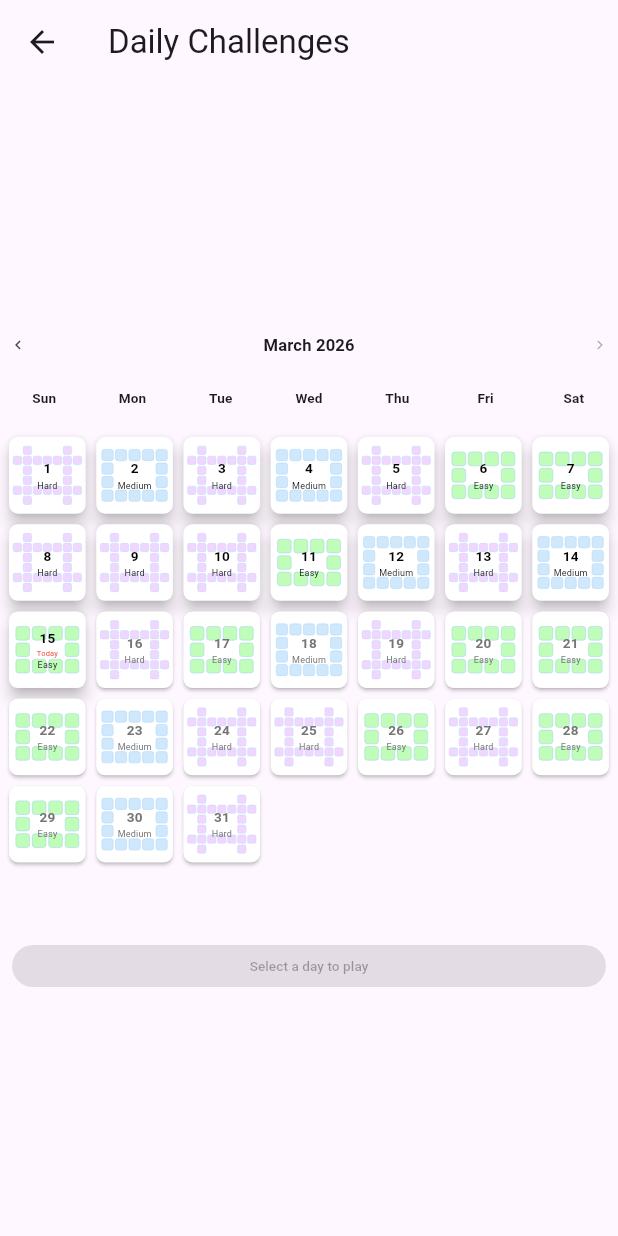
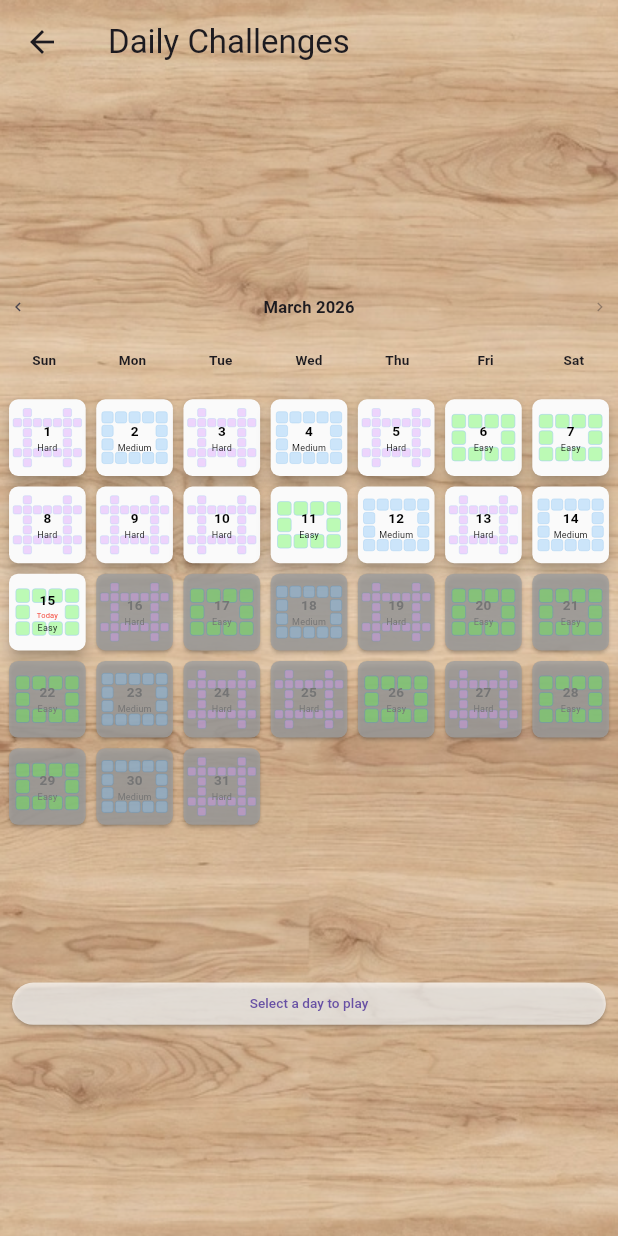
Before and after one commit to irrationalBear/SqwordleX, a Flutter app: the DailyChallengeScreen screen opened directly, on a phone screen of 412 x 824 dp. Run offline on Flutter 3.47's test engine with Material 3 defaults, Android fonts, the phone set to English and light mode, and no system bars; our stand-ins replace flutter_svg, shared_preferences; accounts and stored records are empty.

Commit message:
Added background texture, fixed button styling and app bar styling to go with it.

```diff
--- a/lib/screens/daily_challenge_screen.dart
+++ b/lib/screens/daily_challenge_screen.dart
@@ -3,6 +3,7 @@ import 'dart:math';
 import 'package:flutter/material.dart';
 import 'package:flutter_svg/flutter_svg.dart';
 import 'package:shared_preferences/shared_preferences.dart';
+import 'package:sqwordlex/widgets/my_scaffold.dart';
 
 import '../main.dart'; // For routeObserver
 import 'gameplay_screen.dart';
@@ -143,10 +144,18 @@ class _DailyChallengeScreenState extends State<DailyChallengeScreen>
 
       dayTiles.add(
         Card(
-          color: isCompleted
+          color: isSelected
+              ? Colors.blue[100]
+              : isCompleted
               ? Colors.grey[200]
-              : (isSelected ? Colors.blue[100] : Colors.white),
-          elevation: isCompleted || isFuture ? 1 : 4,
+              : isFuture
+              ? Colors.grey.withValues(alpha: 0.8)
+              : Colors.grey[50],
+          elevation: isFuture
+              ? 1
+              : isCompleted
+              ? 2
+              : 4,
           child: InkWell(
             onTap: isFuture
                 ? null
@@ -206,8 +215,11 @@ class _DailyChallengeScreenState extends State<DailyChallengeScreen>
       );
     }
 
-    return Scaffold(
-      appBar: AppBar(title: const Text('Daily Challenges')),
+    return MyScaffold(
+      appBar: AppBar(
+        title: const Text('Daily Challenges'),
+        backgroundColor: Colors.transparent,
+      ),
       body: SafeArea(
         child: Center(
           child: FittedBox(
@@ -217,7 +229,7 @@ class _DailyChallengeScreenState extends State<DailyChallengeScreen>
               width:
                   820.0, // ← adjust to your preferred max portrait width (360–420 common)
               height:
-                  900.0, // ← tune this: portrait natural height + margin (start here, measure & adjust)
+                  1000.0, // ← tune this: portrait natural height + margin (start here, measure & adjust)
               child: Column(
                 children: [
                   // Month navigation
@@ -300,11 +312,14 @@ class _DailyChallengeScreenState extends State<DailyChallengeScreen>
                     child: ElevatedButton(
                       style: ElevatedButton.styleFrom(
                         minimumSize: const Size(double.infinity, 56),
+                        backgroundColor: selectedDate == null
+                            ? Colors.white.withValues(alpha: 0.7)
+                            : Colors.grey[50],
                       ),
                       onPressed:
                           (selectedDate == null ||
                               selectedDate!.isAfter(DateTime.now()))
-                          ? null
+                          ? () {}
                           : () {
                               final int seed =
                                   selectedDate!.year * 10000 +
--- a/lib/screens/endgame_screen.dart
+++ b/lib/screens/endgame_screen.dart
@@ -1,5 +1,6 @@
 import 'package:flutter/material.dart';
 import 'package:provider/provider.dart';
+import 'package:sqwordlex/widgets/my_scaffold.dart';
 
 import '../models/game_state.dart';
 import 'main_screen.dart';
@@ -23,7 +24,7 @@ class EndGameScreen extends StatelessWidget {
 
   @override
   Widget build(BuildContext context) {
-    return Scaffold(
+    return MyScaffold(
       body: Center(
         child: Column(
           mainAxisAlignment: MainAxisAlignment.center,
--- a/lib/screens/splash_screen.dart
+++ b/lib/screens/splash_screen.dart
@@ -1,4 +1,5 @@
 import 'package:flutter/material.dart';
+import 'package:sqwordlex/widgets/my_scaffold.dart';
 import 'main_screen.dart';
 
 class SplashScreen extends StatefulWidget {
--- /dev/null
+++ b/lib/widgets/app_background.dart
@@ -0,0 +1,23 @@
+import 'package:flutter/material.dart';
+
+class AppBackground extends StatelessWidget {
+  // Change this string to try different backgrounds instantly!
+  // (assets/backgrounds/sqwordle_tile.png is the default)
+  static const String texturePath = 'assets/backgrounds/wood_oak.jpeg';
+
+  const AppBackground({super.key});
+
+  @override
+  Widget build(BuildContext context) {
+    return Container(
+      decoration: const BoxDecoration(
+        image: DecorationImage(
+          image: AssetImage(texturePath),
+          repeat: ImageRepeat.repeat,
+          fit: BoxFit.none, // important for true tiling
+          opacity: 0.92, // keeps it subtle even with bolder textures
+        ),
+      ),
+    );
+  }
+}
--- /dev/null
+++ b/lib/widgets/my_scaffold.dart
@@ -0,0 +1,46 @@
+import 'package:flutter/material.dart';
+
+import 'app_background.dart';
+
+class MyScaffold extends StatelessWidget {
+  final PreferredSizeWidget? appBar;
+  final Widget body;
+  final Widget? floatingActionButton;
+  final Widget? bottomNavigationBar;
+
+  const MyScaffold({
+    super.key,
+    this.appBar,
+    required this.body,
+    this.floatingActionButton,
+    this.bottomNavigationBar,
+  });
+
+  @override
+  Widget build(BuildContext context) {
+    return Scaffold(
+      // This is the key fix
+      extendBodyBehindAppBar: true,
+
+      // AppBar now floats on top of the background
+      appBar: appBar,
+
+      // Background covers the entire screen (including under AppBar)
+      body: Stack(
+        children: [
+          const AppBackground(), // ← now under everything
+          SafeArea(
+            // keeps your content from going under status bar
+            child: body,
+          ),
+        ],
+      ),
+
+      floatingActionButton: floatingActionButton,
+      bottomNavigationBar: bottomNavigationBar,
+
+      // Important: make scaffold itself transparent
+      backgroundColor: Colors.transparent,
+    );
+  }
+}
--- a/pubspec.yaml
+++ b/pubspec.yaml
@@ -32,3 +32,4 @@ flutter:
     - assets/data/matches-2.json
     - assets/data/matches-3.json
     - assets/icons/
+    - assets/backgrounds/
```
Also changed, not shown: lib/screens/game_select_screen.dart (+8 -3 lines), lib/screens/gameplay_screen.dart (+6 -2 lines), lib/screens/main_screen.dart (+5 -2 lines), lib/screens/weekly_challenge_screen.dart (+10 -5 lines), lib/widgets/word_grid.dart (+5 -3 lines), assets/backgrounds/geometric_diamond.jpeg (added), assets/backgrounds/linen_fabric.jpeg (added), assets/backgrounds/parchment_map.jpeg (added), assets/backgrounds/sqwordle_tile.jpeg (added), assets/backgrounds/wood_oak.jpeg (added).
